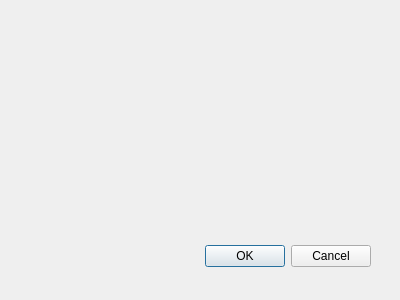
This is application/userfitfunctionseditor.ui in jkriege2/QuickFit3 as Qt 5 draws it before an edit. The edited form follows.
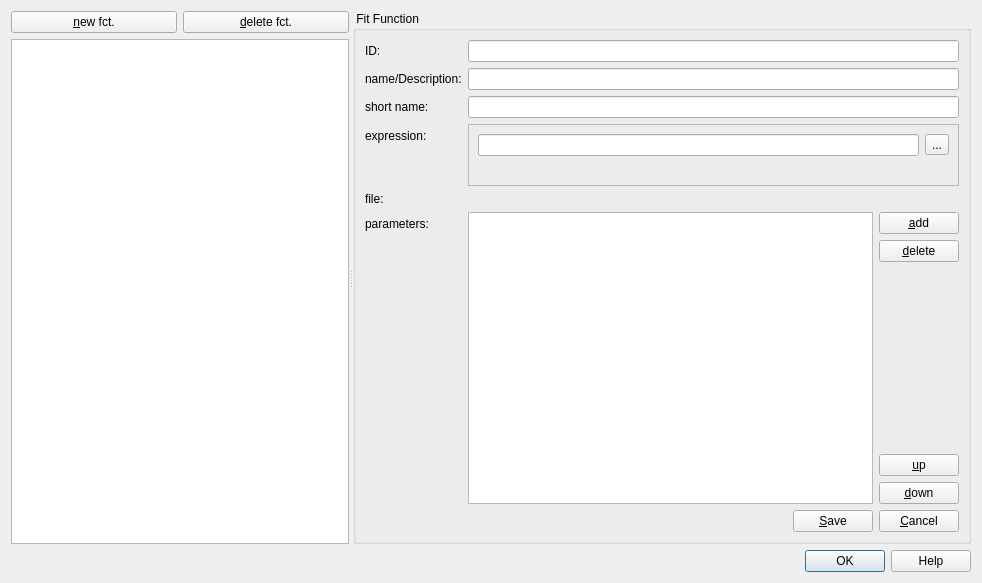
This is the edited form. Icons and pictures are not drawn. Custom widgets are drawn as their Qt base class.

Commit message: QuickFit3: added tool to edit user fit functions

```diff
--- a/application/userfitfunctionseditor.ui
+++ b/application/userfitfunctionseditor.ui
@@ -6,31 +6,308 @@
    <rect>
     <x>0</x>
     <y>0</y>
-    <width>400</width>
-    <height>300</height>
+    <width>982</width>
+    <height>583</height>
    </rect>
   </property>
   <property name="windowTitle">
    <string>User Fit Function Editor</string>
   </property>
-  <widget class="QDialogButtonBox" name="buttonBox">
-   <property name="geometry">
-    <rect>
-     <x>30</x>
-     <y>240</y>
-     <width>341</width>
-     <height>32</height>
-    </rect>
-   </property>
-   <property name="orientation">
-    <enum>Qt::Horizontal</enum>
-   </property>
-   <property name="standardButtons">
-    <set>QDialogButtonBox::Cancel|QDialogButtonBox::Ok</set>
-   </property>
-  </widget>
+  <layout class="QVBoxLayout" name="verticalLayout">
+   <item>
+    <widget class="QVisibleHandleSplitter" name="splitter">
+     <property name="orientation">
+      <enum>Qt::Horizontal</enum>
+     </property>
+     <widget class="QWidget" name="widList" native="true">
+      <layout class="QGridLayout" name="gridLayout_2">
+       <item row="0" column="0">
+        <widget class="QPushButton" name="btnNewF">
+         <property name="text">
+          <string>&amp;new fct.</string>
+         </property>
+         <property name="icon">
+          <iconset resource="../lib/lib.qrc">
+           <normaloff>:/lib/file_add.png</normaloff>:/lib/file_add.png</iconset>
+         </property>
+        </widget>
+       </item>
+       <item row="0" column="1">
+        <widget class="QPushButton" name="btnDeleteF">
+         <property name="text">
+          <string>&amp;delete fct.</string>
+         </property>
+         <property name="icon">
+          <iconset resource="../lib/lib.qrc">
+           <normaloff>:/lib/file_delete.png</normaloff>:/lib/file_delete.png</iconset>
+         </property>
+        </widget>
+       </item>
+       <item row="1" column="0" colspan="2">
+        <widget class="QListWidget" name="lstFunctions"/>
+       </item>
+      </layout>
+     </widget>
+     <widget class="QGroupBox" name="groupBox">
+      <property name="sizePolicy">
+       <sizepolicy hsizetype="Preferred" vsizetype="Minimum">
+        <horstretch>0</horstretch>
+        <verstretch>0</verstretch>
+       </sizepolicy>
+      </property>
+      <property name="title">
+       <string> Fit Function </string>
+      </property>
+      <layout class="QVBoxLayout" name="verticalLayout_2">
+       <item>
+        <widget class="QVisibleHandleSplitter" name="splitter_3">
+         <property name="orientation">
+          <enum>Qt::Vertical</enum>
+         </property>
+         <widget class="QWidget" name="layoutWidget">
+          <layout class="QFormLayout" name="formLayout">
+           <property name="fieldGrowthPolicy">
+            <enum>QFormLayout::AllNonFixedFieldsGrow</enum>
+           </property>
+           <item row="0" column="0">
+            <widget class="QLabel" name="label_2">
+             <property name="text">
+              <string>ID:</string>
+             </property>
+            </widget>
+           </item>
+           <item row="0" column="1">
+            <widget class="QLineEdit" name="edtID"/>
+           </item>
+           <item row="1" column="0">
+            <widget class="QLabel" name="label_3">
+             <property name="text">
+              <string>name/Description:</string>
+             </property>
+            </widget>
+           </item>
+           <item row="1" column="1">
+            <widget class="QLineEdit" name="edtName"/>
+           </item>
+           <item row="2" column="0">
+            <widget class="QLabel" name="label_5">
+             <property name="text">
+              <string>short name:</string>
+             </property>
+            </widget>
+           </item>
+           <item row="2" column="1">
+            <widget class="QLineEdit" name="edtShortName"/>
+           </item>
+           <item row="3" column="0">
+            <widget class="QLabel" name="label">
+             <property name="text">
+              <string>expression:</string>
+             </property>
+            </widget>
+           </item>
+           <item row="3" column="1">
+            <widget class="QFrame" name="horizontalFrame">
+             <property name="frameShape">
+              <enum>QFrame::StyledPanel</enum>
+             </property>
+             <layout class="QGridLayout" name="gridLayout_3">
+              <item row="0" column="0">
+               <widget class="QLineEdit" name="edtExpression"/>
+              </item>
+              <item row="0" column="1">
+               <widget class="QToolButton" name="btnFunctionHelp">
+                <property name="text">
+                 <string>...</string>
+                </property>
+                <property name="icon">
+                 <iconset resource="../lib/lib.qrc">
+                  <normaloff>:/lib/help/help.png</normaloff>:/lib/help/help.png</iconset>
+                </property>
+               </widget>
+              </item>
+              <item row="1" column="0">
+               <widget class="QLabel" name="labFunctionOK">
+                <property name="text">
+                 <string/>
+                </property>
+                <property name="scaledContents">
+                 <bool>true</bool>
+                </property>
+               </widget>
+              </item>
+             </layout>
+            </widget>
+           </item>
+           <item row="4" column="0">
+            <widget class="QLabel" name="label_6">
+             <property name="text">
+              <string>file:</string>
+             </property>
+            </widget>
+           </item>
+           <item row="4" column="1">
+            <widget class="QLabel" name="labFilename">
+             <property name="text">
+              <string/>
+             </property>
+             <property name="scaledContents">
+              <bool>true</bool>
+             </property>
+            </widget>
+           </item>
+           <item row="5" column="0">
+            <widget class="QLabel" name="label_4">
+             <property name="text">
+              <string>parameters:</string>
+             </property>
+            </widget>
+           </item>
+           <item row="5" column="1">
+            <layout class="QGridLayout" name="gridLayout">
+             <item row="0" column="0" rowspan="5">
+              <widget class="QTableView" name="tvParams"/>
+             </item>
+             <item row="0" column="1">
+              <widget class="QPushButton" name="btnAdd">
+               <property name="text">
+                <string>&amp;add</string>
+               </property>
+               <property name="icon">
+                <iconset resource="../lib/lib.qrc">
+                 <normaloff>:/lib/prop_add.png</normaloff>:/lib/prop_add.png</iconset>
+               </property>
+              </widget>
+             </item>
+             <item row="1" column="1">
+              <widget class="QPushButton" name="btnDelete">
+               <property name="text">
+                <string>&amp;delete</string>
+               </property>
+               <property name="icon">
+                <iconset resource="../lib/lib.qrc">
+                 <normaloff>:/lib/prop_delete.png</normaloff>:/lib/prop_delete.png</iconset>
+               </property>
+              </widget>
+             </item>
+             <item row="2" column="1">
+              <spacer name="verticalSpacer">
+               <property name="orientation">
+                <enum>Qt::Vertical</enum>
+               </property>
+               <property name="sizeHint" stdset="0">
+                <size>
+                 <width>20</width>
+                 <height>40</height>
+                </size>
+               </property>
+              </spacer>
+             </item>
+             <item row="3" column="1">
+              <widget class="QPushButton" name="btnUp">
+               <property name="text">
+                <string>&amp;up</string>
+               </property>
+               <property name="icon">
+                <iconset resource="../lib/lib.qrc">
+                 <normaloff>:/lib/btn_up.png</normaloff>:/lib/btn_up.png</iconset>
+               </property>
+              </widget>
+             </item>
+             <item row="4" column="1">
+              <widget class="QPushButton" name="btnDown">
+               <property name="text">
+                <string>&amp;down</string>
+               </property>
+               <property name="icon">
+                <iconset resource="../lib/lib.qrc">
+                 <normaloff>:/lib/btn_down.png</normaloff>:/lib/btn_down.png</iconset>
+               </property>
+              </widget>
+             </item>
+            </layout>
+           </item>
+          </layout>
+         </widget>
+        </widget>
+       </item>
+       <item>
+        <layout class="QHBoxLayout" name="horizontalLayout">
+         <item>
+          <spacer name="horizontalSpacer">
+           <property name="orientation">
+            <enum>Qt::Horizontal</enum>
+           </property>
+           <property name="sizeHint" stdset="0">
+            <size>
+             <width>40</width>
+             <height>20</height>
+            </size>
+           </property>
+          </spacer>
+         </item>
+         <item>
+          <widget class="QPushButton" name="btnSaveEdit">
+           <property name="text">
+            <string>&amp;Save</string>
+           </property>
+          </widget>
+         </item>
+         <item>
+          <widget class="QPushButton" name="btnCancelEdit">
+           <property name="text">
+            <string>&amp;Cancel</string>
+           </property>
+          </widget>
+         </item>
+        </layout>
+       </item>
+      </layout>
+     </widget>
+    </widget>
+   </item>
+   <item>
+    <widget class="QDialogButtonBox" name="buttonBox">
+     <property name="orientation">
+      <enum>Qt::Horizontal</enum>
+     </property>
+     <property name="standardButtons">
+      <set>QDialogButtonBox::Help|QDialogButtonBox::Ok</set>
+     </property>
+    </widget>
+   </item>
+  </layout>
  </widget>
- <resources/>
+ <customwidgets>
+  <customwidget>
+   <class>QVisibleHandleSplitter</class>
+   <extends>QSplitter</extends>
+   <header>qvisiblehandlesplitter.h</header>
+   <container>1</container>
+  </customwidget>
+ </customwidgets>
+ <tabstops>
+  <tabstop>btnNewF</tabstop>
+  <tabstop>btnDeleteF</tabstop>
+  <tabstop>lstFunctions</tabstop>
+  <tabstop>edtID</tabstop>
+  <tabstop>edtName</tabstop>
+  <tabstop>tvParams</tabstop>
+  <tabstop>btnAdd</tabstop>
+  <tabstop>btnDelete</tabstop>
+  <tabstop>btnUp</tabstop>
+  <tabstop>btnDown</tabstop>
+  <tabstop>buttonBox</tabstop>
+ </tabstops>
+ <resources>
+  <include location="../lib/lib.qrc"/>
+  <include location="../lib/lib.qrc"/>
+  <include location="../lib/lib.qrc"/>
+  <include location="../lib/lib.qrc"/>
+  <include location="../lib/lib.qrc"/>
+  <include location="../lib/lib.qrc"/>
+  <include location="../lib/lib.qrc"/>
+ </resources>
  <connections>
   <connection>
    <sender>buttonBox</sender>
```
Left out of the diff: 27 changed lines with no effect on the pictures. The commit also changes 17 other files.
